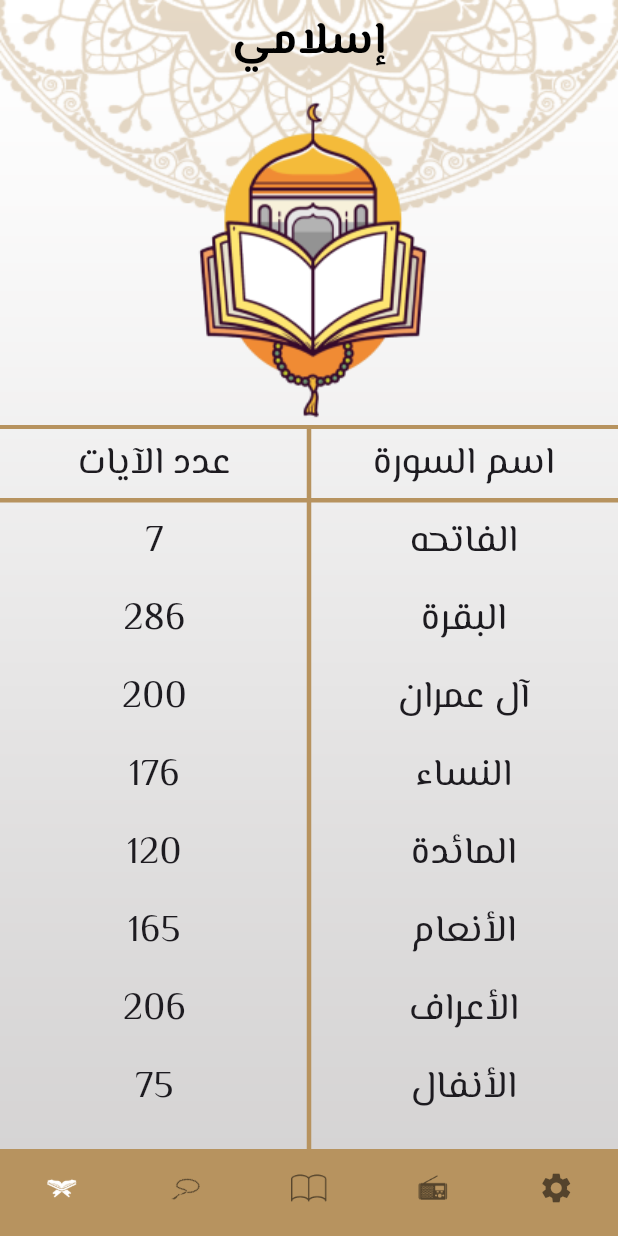
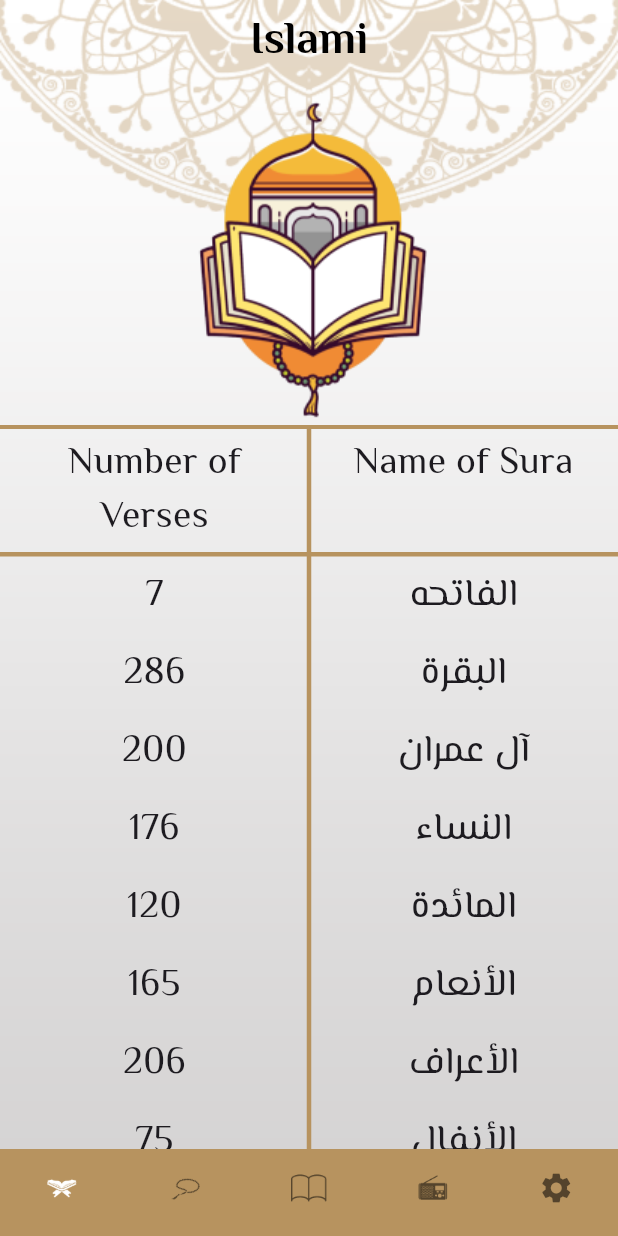
Before and after one commit to zeinab129/Islamic_App, a Flutter app: the screen it shows after launch, on a phone screen of 412 x 824 dp. Run offline on Flutter 3.47's test engine with Material 3 defaults, Android fonts, the phone set to English and light mode, and no system bars; our stand-ins replace google_fonts; generated files the repository leaves out were written again.

Commit message:
adding localization

```diff
--- /dev/null
+++ b/l10n.yaml
@@ -0,0 +1,3 @@
+arb-dir: lib/l10n
+template-arb-file: app_en.arb
+output-localization-file: app_localizations.dart
--- /dev/null
+++ b/lib/l10n/app_ar.arb
@@ -0,0 +1,8 @@
+{
+  "app_name": "إسلامى",
+  "ahadeeth": "الأحاديث",
+  "no_of_verses": "عدد الآيات",
+  "name_of_sura": "عدد السور",
+  "quran_radio_chanel": "إذاعة القرآن الكريم",
+  "no_of_tasbeh": "عدد التسبيحات"
+}
--- /dev/null
+++ b/lib/l10n/app_en.arb
@@ -0,0 +1,8 @@
+{
+  "app_name": "Islami",
+  "ahadeeth": "Ahadeeth",
+  "no_of_verses": "Number of Verses",
+  "name_of_sura": "Name of Sura",
+  "quran_radio_chanel": "Quraan Radio Chanel",
+  "no_of_tasbeh": "Number of Tasbehat"
+}
--- a/lib/main.dart
+++ b/lib/main.dart
@@ -1,8 +1,11 @@
 import 'package:flutter/material.dart';
+import 'package:flutter_localizations/flutter_localizations.dart';
+import 'package:flutter_gen/gen_l10n/app_localizations.dart';
 import 'package:islamic_app/view/hadeeth_details_screen.dart';
 import 'package:islamic_app/view/home/home_screen.dart';
 import 'package:islamic_app/my_theme/my_theme.dart';
 import 'package:islamic_app/view/sura_details_screen.dart';
+
 
 void main() {
   runApp(const MyApp());
@@ -14,6 +17,8 @@ class MyApp extends StatelessWidget {
   @override
   Widget build(BuildContext context) {
     return MaterialApp(
+      localizationsDelegates: AppLocalizations.localizationsDelegates,
+      supportedLocales: AppLocalizations.supportedLocales,
       debugShowCheckedModeBanner: false,
       initialRoute: HomeScreen.routeName,
       theme: MyTheme.lightTheme,
--- a/lib/view/home/home_screen.dart
+++ b/lib/view/home/home_screen.dart
@@ -4,6 +4,7 @@ import 'package:islamic_app/view/home/tabs/quran_tab.dart';
 import 'package:islamic_app/view/home/tabs/radio_tab.dart';
 import 'package:islamic_app/view/home/tabs/sebha_tab.dart';
 import 'package:islamic_app/view/home/tabs/settings_tab.dart';
+import 'package:flutter_gen/gen_l10n/app_localizations.dart';
 
 class HomeScreen extends StatefulWidget {
   static const String routeName = "HOME_SCREEN";
@@ -28,8 +29,8 @@ class _HomeScreenState extends State<HomeScreen> {
         ),
         Scaffold(
           appBar: AppBar(
-            title: const Text(
-              "إسلامي",
+            title: Text(
+              AppLocalizations.of(context)!.app_name,
             ),
           ),
           bottomNavigationBar: BottomNavigationBar(
--- a/lib/view/home/tabs/ahadeeth_tab.dart
+++ b/lib/view/home/tabs/ahadeeth_tab.dart
@@ -3,6 +3,7 @@ import 'package:flutter/services.dart';
 import 'package:islamic_app/model/hadeth_model.dart';
 import 'package:islamic_app/my_theme/my_theme.dart';
 import 'package:islamic_app/view/hadeeth_details_screen.dart';
+import 'package:flutter_gen/gen_l10n/app_localizations.dart';
 
 class AhadeethTab extends StatefulWidget {
   AhadeethTab({super.key});
@@ -28,7 +29,7 @@ class _AhadeethTabState extends State<AhadeethTab> {
           color: MyTheme.primaryColor,
         ),
         Text(
-          "الأحاديث",
+          AppLocalizations.of(context)!.ahadeeth,
           style: Theme.of(context).textTheme.bodyLarge,
         ),
         const Divider(
--- a/lib/view/home/tabs/quran_tab.dart
+++ b/lib/view/home/tabs/quran_tab.dart
@@ -1,5 +1,5 @@
 import 'package:flutter/material.dart';
-import 'package:google_fonts/google_fonts.dart';
+import 'package:flutter_gen/gen_l10n/app_localizations.dart';
 import 'package:islamic_app/model/sura_model.dart';
 import 'package:islamic_app/my_theme/my_theme.dart';
 import 'package:islamic_app/view/sura_details_screen.dart';
@@ -259,19 +259,19 @@ class QuranTab extends StatelessWidget {
                 TableRow(
                     decoration: const BoxDecoration(
                       border: BorderDirectional(
-                          bottom:
-                              BorderSide(width: 3, color: MyTheme.primaryColor)),
+                          bottom: BorderSide(
+                              width: 3, color: MyTheme.primaryColor)),
                     ),
                     children: [
                       Padding(
                         padding: const EdgeInsets.all(8.0),
-                        child: Text("عدد الآيات",
+                        child: Text(AppLocalizations.of(context)!.no_of_verses,
                             textAlign: TextAlign.center,
                             style: Theme.of(context).textTheme.bodyMedium),
                       ),
                       Padding(
                         padding: const EdgeInsets.all(8.0),
-                        child: Text("اسم السورة",
+                        child: Text(AppLocalizations.of(context)!.name_of_sura,
                             textAlign: TextAlign.center,
                             style: Theme.of(context).textTheme.bodyMedium),
                       ),
--- a/lib/view/home/tabs/radio_tab.dart
+++ b/lib/view/home/tabs/radio_tab.dart
@@ -1,4 +1,5 @@
 import 'package:flutter/material.dart';
+import 'package:flutter_gen/gen_l10n/app_localizations.dart';
 import 'package:islamic_app/my_theme/my_theme.dart';
 
 class RadioTab extends StatelessWidget {
@@ -15,7 +16,7 @@ class RadioTab extends StatelessWidget {
           const SizedBox(
             height: 12,
           ),
-          const Text("إذاعة القرآن الكريم"),
+          Text(AppLocalizations.of(context)!.quran_radio_chanel),
           const SizedBox(
             height: 12,
           ),
--- a/lib/view/home/tabs/sebha_tab.dart
+++ b/lib/view/home/tabs/sebha_tab.dart
@@ -1,5 +1,6 @@
 import 'package:flutter/material.dart';
 import 'package:islamic_app/my_theme/my_theme.dart';
+import 'package:flutter_gen/gen_l10n/app_localizations.dart';
 
 class SebhaTab extends StatefulWidget {
   const SebhaTab({super.key});
@@ -53,7 +54,7 @@ class _SebhaTabState extends State<SebhaTab> {
             const SizedBox(
               height: 24,
             ),
-            const Text("عدد التسبيحات"),
+            Text(AppLocalizations.of(context)!.no_of_tasbeh),
             const SizedBox(
               height: 24,
             ),
--- a/pubspec.yaml
+++ b/pubspec.yaml
@@ -37,6 +37,10 @@ dependencies:
   cupertino_icons: ^1.0.2
   flutter_native_splash: ^2.3.10
   google_fonts: ^6.1.0
+  flutter_localizations:
+    sdk: flutter
+  intl: ^0.18.1
+
 
 dev_dependencies:
   flutter_test:
@@ -59,6 +63,7 @@ flutter:
   # included with your application, so that you can use the icons in
   # the material Icons class.
   uses-material-design: true
+  generate: true
 
   assets:
     - assets/images/
```
Also changed, not shown: pubspec.lock.
